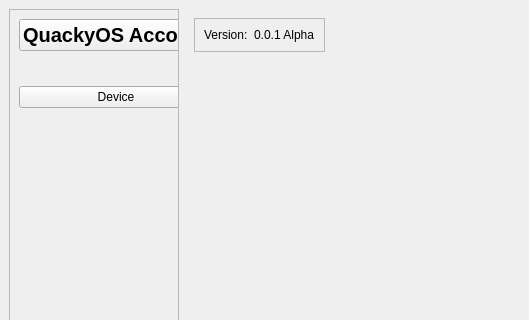
Before: the Qt Designer form ui/settings.ui in donnie58744/Pool-Buddy-V2, drawn with Qt 5; both pictures show x 0 to 529 and y 0 to 320 of the 1000 by 610 pixel window.
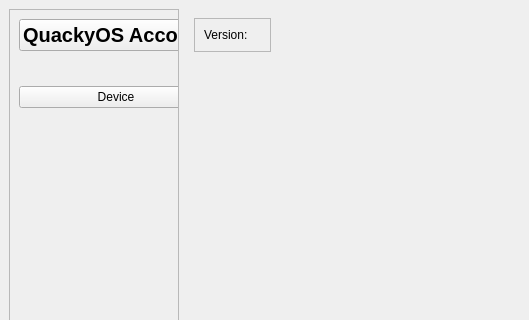
After: the same form once the commit is applied. The open tabs and pages were chosen to show the change. Icons and pictures are not drawn.

Diff of the .ui file:
```diff
--- a/ui/settings.ui
+++ b/ui/settings.ui
@@ -164,7 +164,7 @@
                <item alignment="Qt::AlignLeft">
                 <widget class="QLabel" name="versionLabel">
                  <property name="text">
-                  <string>0.0.1 Alpha</string>
+                  <string/>
                  </property>
                  <property name="class" stdset="0">
                   <string>infoLabel</string>
```
Left out of the diff: 8 changed lines with no effect on the pictures.
